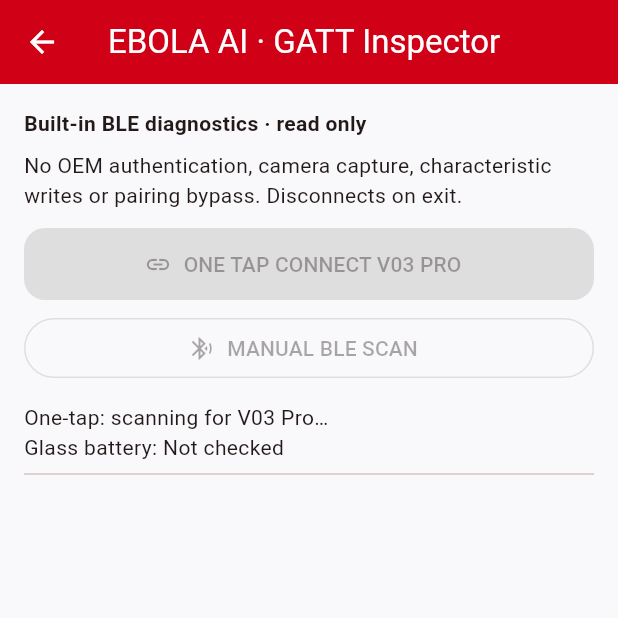
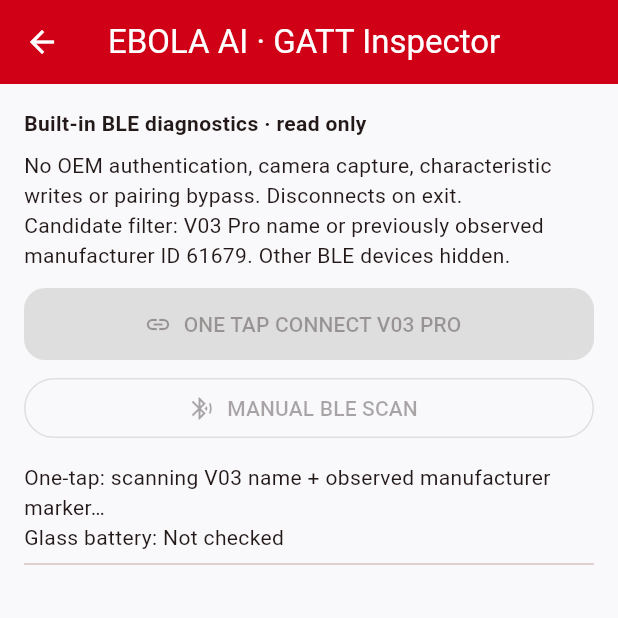
Before and after one commit to GODGPTAI/ebola-aion-companion, a Flutter app: the EbolaGattInspectorPage screen opened directly, after a tap on "ONE TAP CONNECT V03 PRO", on a phone screen of 412 x 824 dp, the top half of it. Run offline on Flutter 3.47's test engine with Material 3 defaults, Android fonts, the phone set to English and light mode, and no system bars; our stand-ins replace flutter_blue_plus, permission_handler, speech_to_text, video_player, webview_flutter; missing offline and left inert: moyoung_glasses_ble_plugin.

Commit message:
Fix V03 Pro BLE discovery V3

```diff
--- a/lib/ebola_gatt_inspector.dart
+++ b/lib/ebola_gatt_inspector.dart
@@ -33,13 +33,39 @@ class _EbolaGattInspectorPageState extends State<EbolaGattInspectorPage> {
     super.dispose();
   }
 
+  /// BLE advertisements can omit the name even if the same glass was named
+  /// in an earlier scan. This is a *candidate*, never OEM authentication.
+  String _candidateName(ScanResult result) {
+    final adv = result.advertisementData.advName.trim();
+    if (adv.isNotEmpty) return adv;
+    return result.device.platformName.trim();
+  }
+
+  bool _isV03Candidate(ScanResult result) {
+    final name = _candidateName(result).toLowerCase();
+    final nameMatches = name == 'v03 pro' || name == 'v03pro' ||
+        name == 'aimb-g2 pro' || name == 'aimb-g2pro';
+    // 61679 was OBSERVED on this user's V03 Pro, not a universal vendor ID.
+    // It only marks a provisional candidate. GATT is still inspected safely.
+    return nameMatches || result.advertisementData.manufacturerData.containsKey(61679);
+  }
+
+  String _candidateLabel(ScanResult result) {
+    final name = _candidateName(result);
+    if (name.isNotEmpty) return name;
+    if (result.advertisementData.manufacturerData.containsKey(61679)) {
+      return 'Possible V03 Pro (unverified)';
+    }
+    return '(unknown)';
+  }
+
   /// One action: scan, uniquely identify V03 Pro, connect, read GATT and battery.
   /// Never connects to an unnamed or ambiguous device automatically.
   Future<void> _oneTapConnect() async {
     if (_busy) return;
     setState(() {
       _busy = true;
-      _status = 'One-tap: scanning for V03 Pro…';
+      _status = 'One-tap: scanning V03 name + observed manufacturer marker…';
       _found.clear();
       _services = [];
       _batteryLabel = 'Not checked';
@@ -59,16 +85,13 @@ class _EbolaGattInspectorPageState extends State<EbolaGattInspectorPage> {
       await FlutterBluePlus.startScan(timeout: const Duration(seconds: 12));
       await Future<void>.delayed(const Duration(seconds: 12, milliseconds: 250));
       await FlutterBluePlus.stopScan();
-      final matches = _found.values.where((r) {
-        final name = r.advertisementData.advName.trim().toLowerCase();
-        return name == 'v03 pro';
-      }).toList();
+      final matches = _found.values.where(_isV03Candidate).toList();
       if (matches.length == 1) {
         match = matches.single;
       } else if (mounted) {
         setState(() => _status = matches.isEmpty
-            ? 'V03 Pro not found. Check power and Bluetooth; no device connected.'
-            : '${matches.length} V03 Pro devices found. Select yours below; automatic connection blocked.');
+            ? 'V03 Pro not found in this scan. Turn on/restart glass, disconnect other apps, and retry. No GATT connection.'
+            : '${matches.length} possible V03 devices found. Select the correct glass below; auto-connect blocked.');
       }
     } catch (e) {
       if (mounted) setState(() => _status = 'Auto scan failed: ${e.runtimeType}');
@@ -94,7 +117,7 @@ class _EbolaGattInspectorPageState extends State<EbolaGattInspectorPage> {
       });
       await FlutterBluePlus.startScan(timeout: const Duration(seconds: 12));
       await Future<void>.delayed(const Duration(seconds: 12, milliseconds: 250));
-      if (mounted) setState(() => _status = 'Scan complete: ${_found.length} advertisers. Select V03 Pro to inspect GATT.');
+      if (mounted) setState(() => _status = 'Scan complete: ${_found.length} BLE advertisers, ${_found.values.where(_isV03Candidate).length} V03 candidates. Select your glass to inspect GATT.');
     } catch (e) {
       if (mounted) setState(() => _status = 'Scan error: ${e.runtimeType}');
     } finally {
@@ -145,7 +168,7 @@ class _EbolaGattInspectorPageState extends State<EbolaGattInspectorPage> {
       if (mounted) setState(() {
         _services = services;
         _batteryLabel = battery;
-        _status = 'GATT CONNECTED — ${services.length} services discovered. OEM camera protocol not verified.';
+        _status = 'GATT CONNECTED — ${services.length} services discovered. BLE only; OEM camera NOT connected.';
       });
     } catch (e) {
       if (mounted) setState(() => _status = 'GATT connection/discovery failed: ${e.runtimeType}. OEM compatibility not proven.');
@@ -156,18 +179,17 @@ class _EbolaGattInspectorPageState extends State<EbolaGattInspectorPage> {
 
   @override
   Widget build(BuildContext context) {
-    final found = _found.values.toList()
-      ..sort((a, b) {
-        final aName = a.advertisementData.advName.toLowerCase().contains('v03') ? 1 : 0;
-        final bName = b.advertisementData.advName.toLowerCase().contains('v03') ? 1 : 0;
-        return bName.compareTo(aName);
-      });
+    // Show only named V03 candidates / the observed V03 manufacturer marker.
+    // Do not present unrelated phones, earbuds or watches as glasses.
+    final found = _found.values.where(_isV03Candidate).toList()
+      ..sort((a, b) => b.rssi.compareTo(a.rssi));
     return Scaffold(
       appBar: AppBar(title: const Text('EBOLA AI · GATT Inspector'), backgroundColor: const Color(0xFFD00016), foregroundColor: Colors.white),
       body: ListView(padding: const EdgeInsets.all(16), children: [
         const Text('Built-in BLE diagnostics · read only', style: TextStyle(fontWeight: FontWeight.bold)),
         const SizedBox(height: 8),
         const Text('No OEM authentication, camera capture, characteristic writes or pairing bypass. Disconnects on exit.'),
+        const Text('Candidate filter: V03 Pro name or previously observed manufacturer ID 61679. Other BLE devices hidden.'),
         const SizedBox(height: 12),
         FilledButton.icon(onPressed: _busy ? null : _oneTapConnect, icon: const Icon(Icons.link), label: const Text('ONE TAP CONNECT V03 PRO')),
         const SizedBox(height: 8),
@@ -177,7 +199,7 @@ class _EbolaGattInspectorPageState extends State<EbolaGattInspectorPage> {
         Text('Glass battery: $_batteryLabel'),
         const Divider(),
         ...found.map((result) {
-          final name = result.advertisementData.advName.isNotEmpty ? result.advertisementData.advName : '(unnamed)';
+          final name = _candidateLabel(result);
           final ids = result.advertisementData.manufacturerData.keys.join(', ');
           return Card(child: ListTile(
             title: Text(name),
```
